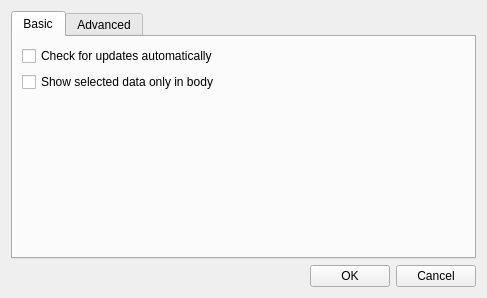
Above: BerEditor/settings_dlg.ui from jykim74/BerEditor before the change. Below: the same form after it.
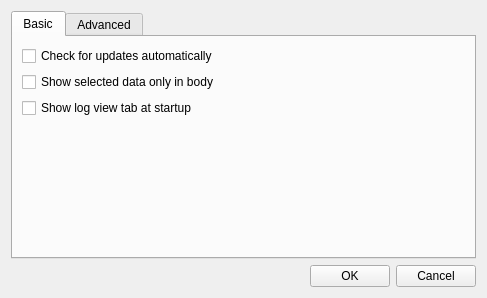
That is the form after the change. The open tabs and pages were chosen to show the change.

What changed in the file:
```diff
--- a/BerEditor/settings_dlg.ui
+++ b/BerEditor/settings_dlg.ui
@@ -55,6 +55,13 @@
            </property>
           </widget>
          </item>
+         <item>
+          <widget class="QCheckBox" name="mShowLogTabCheck">
+           <property name="text">
+            <string>Show log view tab at startup</string>
+           </property>
+          </widget>
+         </item>
         </layout>
        </item>
        <item row="1" column="0">
```
Left out of the diff: 28 changed lines with no effect on the pictures.
